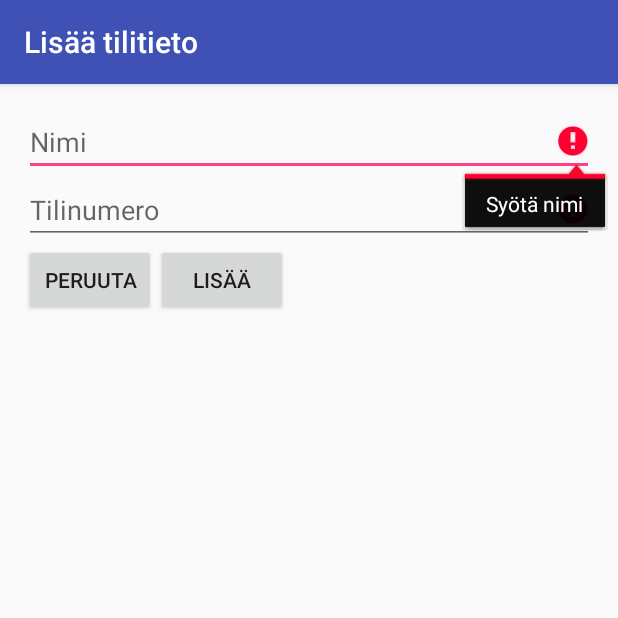
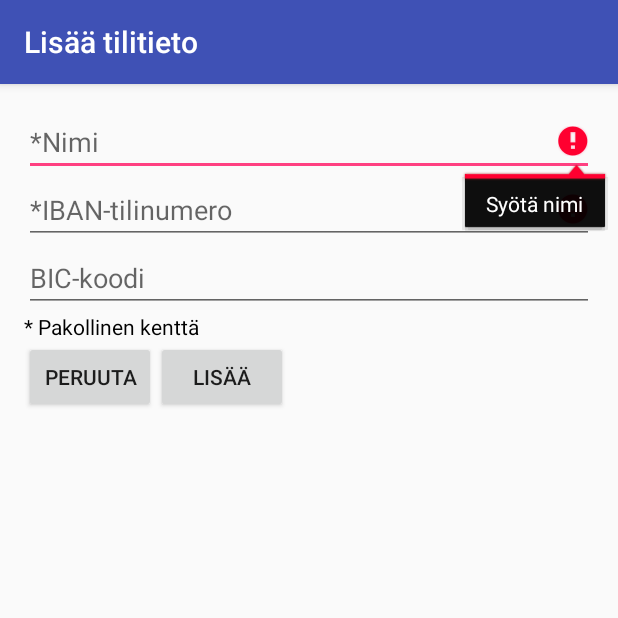
Before and after one commit to matias-hhh/tilitiedot_android, an Android app: the CreateAccountInfoItemActivity screen opened directly, with no data from a screen before it, after a tap on "LISÄÄ", on a phone screen of 412 x 824 dp, the top half of it. Run offline under Robolectric (Android 15) with nearby library versions, the phone set to English and light mode, and no system bars.

```diff
--- a/app/src/main/java/matias_hhh/tilitiedot/activities/CreateAccountInfoItemActivity.java
+++ b/app/src/main/java/matias_hhh/tilitiedot/activities/CreateAccountInfoItemActivity.java
@@ -19,7 +19,7 @@ public class CreateAccountInfoItemActivity extends AppCompatActivity {
     @Override
     protected void onCreate(Bundle savedInstanceState) {
         super.onCreate(savedInstanceState);
-        setTitle(R.string.createBankAccountTitle);
+        setTitle(R.string.createaccountinfotiem_title);
         setContentView(R.layout.activity_create_bank_account);
 
         dbManager = new AccountInfoItemsDBManager(this);
@@ -31,23 +31,35 @@ public class CreateAccountInfoItemActivity extends AppCompatActivity {
         }
     }
 
-    public void createBankAccountOnAddButtonClick(View view) {
-        EditText ownerInput = (EditText) findViewById(R.id.ownerInput);
-        EditText accountNumberInput = (EditText) findViewById(R.id.accountNumberInput);
+    public void createAccountInfoItemOnAddButtonClick(View view) {
+        EditText ownerInput = (EditText) findViewById(R.id.edittext_owner);
+        EditText accountNumberInput = (EditText) findViewById(R.id.edittext_accountnumber);
+        EditText bicCodeInput = (EditText) findViewById(R.id.edittext_biccode);
 
-        // Validate inputs
-        boolean ownerInputHasErrors = InputValidation.validateName(this, ownerInput);
-        boolean accountNumberInputHasErrors = InputValidation.validateIBANNumber(this,
+        // Validate inputs, set error messages if errors
+        boolean ownerInputHasErrors = InputValidation.validateOwner(this, ownerInput);
+        boolean accountNumberInputHasErrors = InputValidation.validateIBAN(this,
                 accountNumberInput);
+        boolean bicCodeInputHasErrors = InputValidation.validateBIC(this, bicCodeInput);
 
-        if (ownerInputHasErrors || accountNumberInputHasErrors) {
+
+        // If errors, go no further
+        if (!ownerInputHasErrors || !accountNumberInputHasErrors || !bicCodeInputHasErrors) {
             return;
         }
 
         // If no errors, store the entry into db
-        String owner = ownerInput.getText().toString();
-        String accountNumber = accountNumberInput.getText().toString();
-        dbManager.createAccountInfoItem(owner, accountNumber);
+        String owner = ownerInput.getText().toString().trim();
+        String accountNumber = accountNumberInput.getText().toString().trim();
+        String bicCode = bicCodeInput.getText().toString().trim();
+
+        boolean bicCodeInputIsEmpty = bicCode.length() == 0;
+
+        if (bicCodeInputIsEmpty) {
+            dbManager.createAccountInfoItem(owner, accountNumber);
+        } else {
+            dbManager.createAccountInfoItem(owner, accountNumber, bicCode);
+        }
 
         // Return to MainActivity
         Intent intent = new Intent(this, MainActivity.class);
--- a/app/src/main/java/matias_hhh/tilitiedot/activities/MainActivity.java
+++ b/app/src/main/java/matias_hhh/tilitiedot/activities/MainActivity.java
@@ -37,7 +37,8 @@ public class MainActivity extends AppCompatActivity {
 
         // Add AccountInfoItem-objects to the RecycleView through the AccountInfoItemsAdapter
         AccountInfoItemsAdapter adapter = new AccountInfoItemsAdapter(accountInfoItems);
-        RecyclerView accountInfoItemsView = (RecyclerView) findViewById(R.id.accountInfoItemList);
+        RecyclerView accountInfoItemsView =
+                (RecyclerView) findViewById(R.id.rv_accountinfoitems);
         accountInfoItemsView.setAdapter(adapter);
         accountInfoItemsView.setLayoutManager(new LinearLayoutManager(this));
     }
--- a/app/src/main/java/matias_hhh/tilitiedot/models/AccountInfoItemsDBHelper.java
+++ b/app/src/main/java/matias_hhh/tilitiedot/models/AccountInfoItemsDBHelper.java
@@ -15,10 +15,11 @@ public class AccountInfoItemsDBHelper extends SQLiteOpenHelper {
     public static final String ID = "_id";
     public static final String OWNER = "owner";
     public static final String ACCOUNT_NUMBER = "account_number";
+    public static final String BIC_CODE = "bic_code";
 
     // Constants for the db
     private static final String DATABASE_NAME = "account_info.db";
-    private static final int DATABASE_VERSION = 3;
+    private static final int DATABASE_VERSION = 5;
 
 
     // Table creation sql statement
@@ -26,7 +27,8 @@ public class AccountInfoItemsDBHelper extends SQLiteOpenHelper {
             TABLE_NAME + "(" +
             ID + " integer primary key autoincrement, " +
             OWNER + " text not null, " +
-            ACCOUNT_NUMBER + " text not null);";
+            ACCOUNT_NUMBER + " text not null, " +
+            BIC_CODE + " text);";
 
     public AccountInfoItemsDBHelper(Context context) {
         super(context, DATABASE_NAME, null, DATABASE_VERSION);
--- a/app/src/main/res/layout/activity_create_bank_account.xml
+++ b/app/src/main/res/layout/activity_create_bank_account.xml
@@ -10,43 +10,60 @@
     tools:context=".activities.CreateAccountInfoItemActivity">
 
     <EditText
-        android:id="@+id/ownerInput"
+        android:id="@+id/edittext_owner"
         android:layout_width="match_parent"
         android:layout_height="wrap_content"
         android:layout_alignParentTop="true"
         android:layout_alignParentLeft="true"
         android:layout_alignParentStart="true"
         android:inputType="textPersonName"
-        android:hint="@string/ownerInput"
+        android:hint="@string/edittext_owner"
         android:ems="10" />
 
     <EditText
-        android:id="@+id/accountNumberInput"
+        android:id="@+id/edittext_accountnumber"
         android:layout_width="match_parent"
         android:layout_height="wrap_content"
-        android:layout_below="@+id/ownerInput"
+        android:layout_below="@+id/edittext_owner"
         android:layout_alignParentLeft="true"
         android:layout_alignParentStart="true"
-        android:hint="@string/accountNumberInput" />
+        android:hint="@string/edittext_accountnumber" />
+
+    <EditText
+        android:id="@+id/edittext_biccode"
+        android:layout_width="match_parent"
+        android:layout_height="wrap_content"
+        android:layout_below="@+id/edittext_accountnumber"
+        android:layout_alignParentLeft="true"
+        android:layout_alignParentStart="true"
+        android:hint="@string/edittext_biccode" />
+
+    <TextView
+        android:id="@+id/textview_forminfo"
+        android:layout_width="wrap_content"
+        android:layout_height="wrap_content"
+        android:layout_below="@id/edittext_biccode"
+        android:text="@string/createaccountinfo_form_info"
+        android:textColor="@color/textDark" />
 
     <Button
+        android:id="@+id/button_cancel"
         android:layout_width="wrap_content"
         android:layout_height="wrap_content"
-        android:text="@string/cancelButton"
-        android:id="@+id/cancelButton"
-        android:layout_below="@+id/accountNumberInput"
+        android:text="@string/cancel"
+        android:layout_below="@+id/textview_forminfo"
         android:layout_alignParentLeft="true"
         android:layout_alignParentStart="true"
         android:onClick="openMainActivityOnCancelButtonClick" />
 
     <Button
-        android:id="@+id/addButton"
+        android:id="@+id/button_add"
         android:layout_width="wrap_content"
         android:layout_height="wrap_content"
-        android:text="@string/addButton"
-        android:layout_below="@+id/accountNumberInput"
-        android:layout_toRightOf="@+id/cancelButton"
-        android:layout_toEndOf="@+id/cancelButton"
-        android:onClick="createBankAccountOnAddButtonClick" />
+        android:text="@string/add"
+        android:layout_below="@+id/textview_forminfo"
+        android:layout_toRightOf="@+id/button_cancel"
+        android:layout_toEndOf="@+id/button_cancel"
+        android:onClick="createAccountInfoItemOnAddButtonClick" />
 
 </RelativeLayout>
--- a/app/src/main/res/layout/activity_main.xml
+++ b/app/src/main/res/layout/activity_main.xml
@@ -7,7 +7,7 @@
     android:orientation="vertical">
 
     <android.support.v7.widget.RecyclerView
-        android:id="@+id/accountInfoItemList"
+        android:id="@+id/rv_accountinfoitems"
         android:scrollbars="vertical"
         android:layout_width="match_parent"
         android:layout_height="match_parent" />
--- a/app/src/main/res/values/strings.xml
+++ b/app/src/main/res/values/strings.xml
@@ -1,14 +1,21 @@
 <resources>
     <string name="app_name">Tilitiedot</string>
-    <string name="createBankAccountTitle">Lisää tilitieto</string>
+    <string name="createaccountinfotiem_title">Lisää tilitieto</string>
 
     <!-- View component strings -->
-    <string name="ownerInput">Nimi</string>
-    <string name="accountNumberInput">Tilinumero</string>
-    <string name="addButton">Lisää</string>
-    <string name="cancelButton">Peruuta</string>
+    <string name="edittext_owner">*Nimi</string>
+    <string name="edittext_accountnumber">*IBAN-tilinumero</string>
+    <string name="edittext_biccode">BIC-koodi</string>
+    <string name="createaccountinfo_form_info">* Pakollinen kenttä</string>
+    <string name="add">Lisää</string>
+    <string name="cancel">Peruuta</string>
 
     <!-- Validation messages -->
-    <string name="ownerEmpty">Syötä nimi</string>
-    <string name="accountNumberEmpty">Syötä tilinumero</string>
+    <string name="validate_owner_empty">Syötä nimi</string>
+    <string name="validate_accountnumber_empty">Syötä IBAN-tilinumero</string>
+    <string name="validate_accountnumber_invalidformat">Syöttämäsi IBAN-numeron formaatti on väärä</string>
+    <string name="validate_accountnumber_invalidlength">Syöttämäsi IBAN-numero on väärän pituinen</string>
+    <string name="validate_accountnumber_invalidchecksum">Syöttämäsi IBAN-numeron tarkistussumma ei täsmää</string>
+    <string name="validate_biccode_invalidformat">Syöttämäsi BIC-koodin formaatti on väärä</string>
+    <string name="validate_biccode_invalidlength">Syöttämäsi BIC-koodi on väärän pituinen</string>
 </resources>
```
Also changed, not shown: app/src/main/java/matias_hhh/tilitiedot/adapters/AccountInfoItemsAdapter.java (+12 -0 lines), app/src/main/java/matias_hhh/tilitiedot/models/AccountInfoItem.java (+18 -0 lines), app/src/main/java/matias_hhh/tilitiedot/models/AccountInfoItemsDBManager.java (+38 -14 lines), app/src/main/java/matias_hhh/tilitiedot/utils/InputValidation.java (+197 -13 lines), app/src/main/res/layout/item_account_info.xml (+7 -0 lines).
